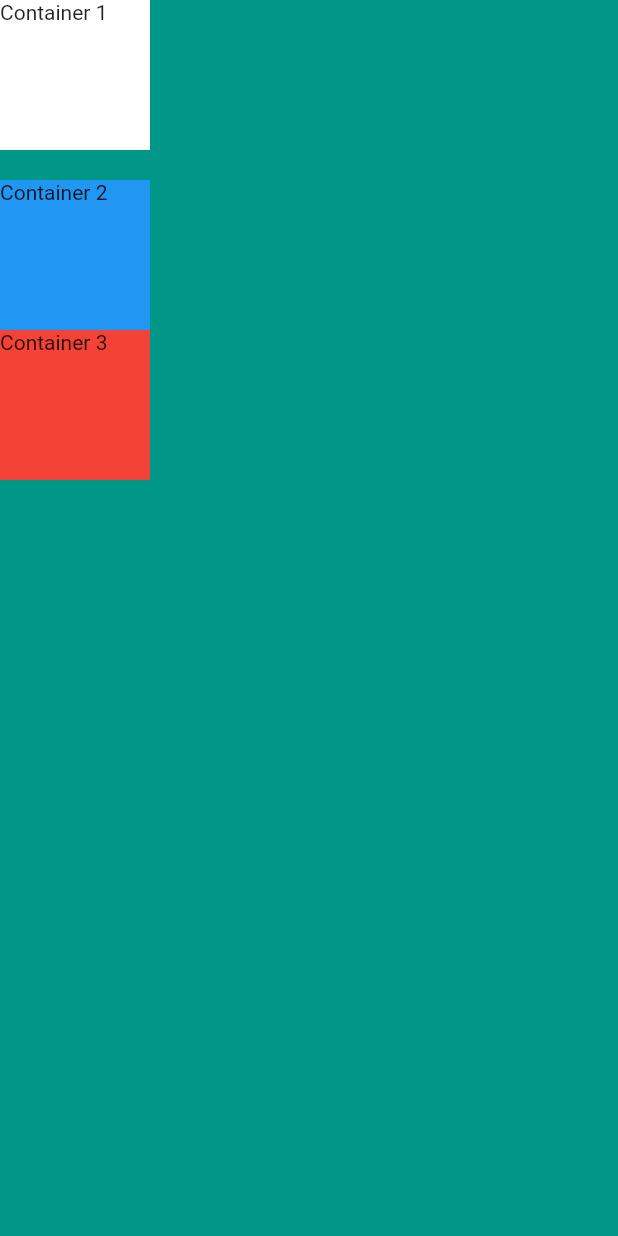
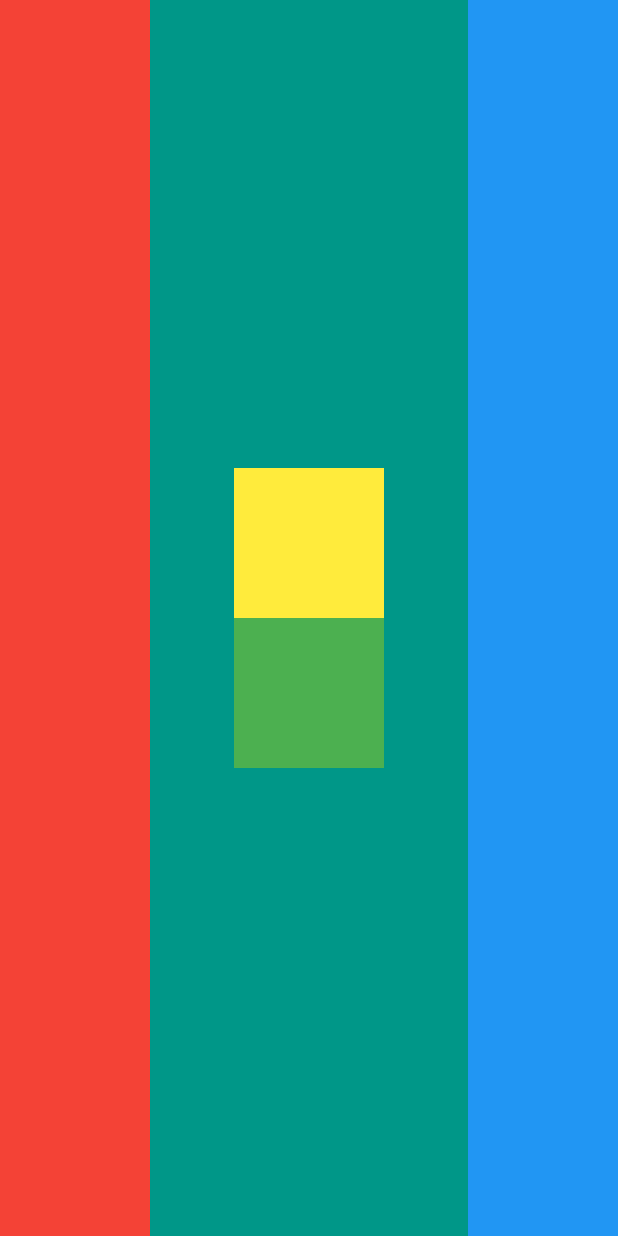
Before and after one commit to mrhallonline/micard-flutter-project, a Flutter app: the screen it shows after launch, on a phone screen of 412 x 824 dp. Run offline on Flutter 3.47's test engine with Material 2 defaults, Android fonts, the phone set to English and light mode, and no system bars.

Commit message:
columns and rows challenge

```diff
--- a/lib/main.dart
+++ b/lib/main.dart
@@ -11,32 +11,40 @@ class MyApp extends StatelessWidget {
       home: Scaffold(
         backgroundColor: Colors.teal,
         body: SafeArea(
-          child: Column(
-
-            crossAxisAlignment: CrossAxisAlignment.center,
+          child: Row(
+            // crossAxisAlignment: CrossAxisAlignment.stretch,
+            mainAxisAlignment: MainAxisAlignment.spaceBetween,
             children: <Widget>[
               Container(
-                height: 100,
+                height: double.infinity,
                 width: 100,
-                color: Colors.white,
-                child: Text("Container 1"),
-              ),
-              SizedBox(
-                height: 20.0,
+                color: Colors.red,
               ),
               Container(
                 width: 100.0,
-                height: 100.0,
-                color: Colors.blue,
-                child: Text("Container 2"),
+                height: double.infinity,
+                color: Colors.teal,
+                child: Column(
+                  mainAxisAlignment: MainAxisAlignment.center,
+                  children: <Widget>[
+                    Container(
+                      height: 100,
+                      width: 100,
+                      color: Colors.yellow,
+                    ),
+                    Container(
+                      height: 100,
+                      width: 100,
+                      color: Colors.green,
+                    ),
+                  ],
+                ),
               ),
               Container(
+                height: double.infinity,
                 width: 100.0,
-                height: 100.0,
-                color: Colors.red,
-                child: Text("Container 3"),
+                color: Colors.blue,
               ),
-
             ],
           ),
         ),
```
